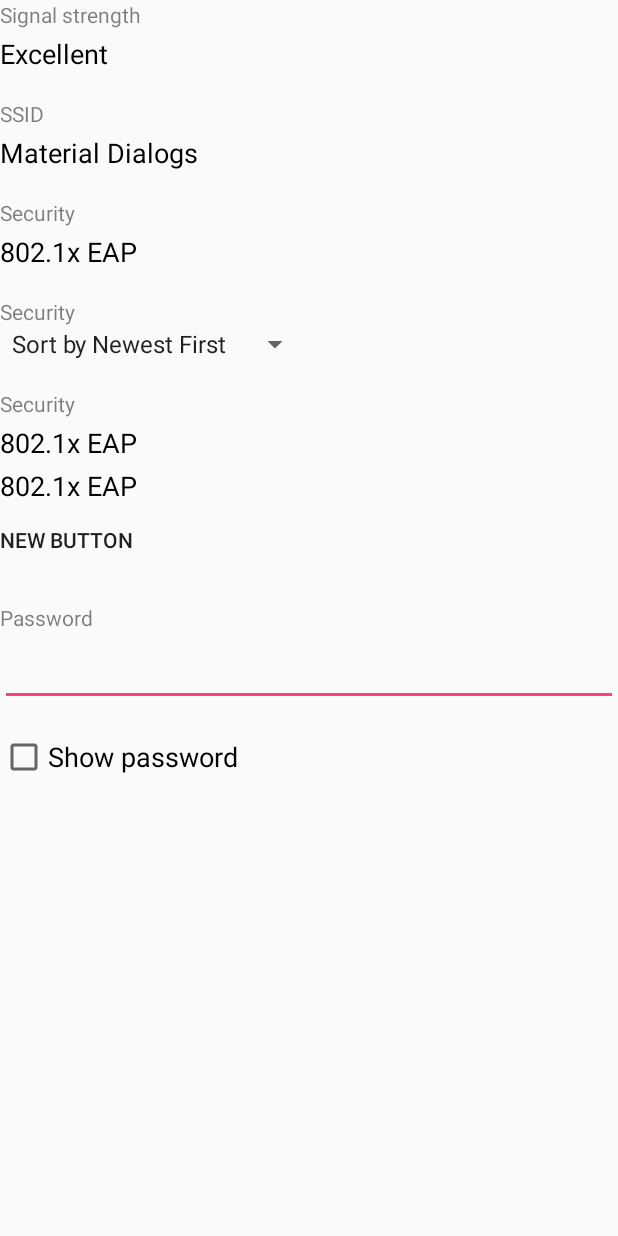
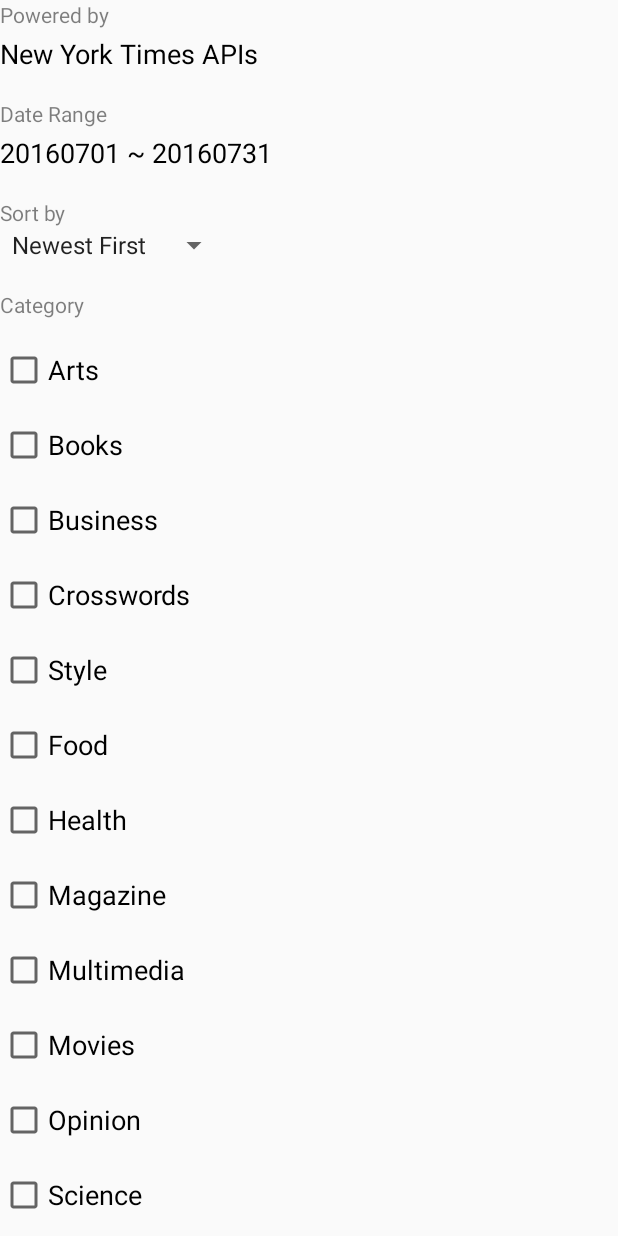
Before and after one commit to leoliu1313/Mow, an Android app: the layout mowdigest_filter.xml on its own in the app's theme, with its tools: preview values and no code run, on a phone screen of 412 x 824 dp. Run offline under Robolectric (Android 15) with nearby library versions, the phone set to English and light mode, and no system bars.

Commit message:
filter is working

```diff
--- a/app/src/main/java/com/example/chinyao/mow/mowdigest/MowdigestFragment.java
+++ b/app/src/main/java/com/example/chinyao/mow/mowdigest/MowdigestFragment.java
@@ -228,6 +228,7 @@ public class MowdigestFragment extends Fragment implements MowdigestSwipeAdapter
             // this is real
             setupRecyclerView(theRecyclerView);
         }
+        else if (mode == 2) {
             // this is fake
             if (runnable != null) {
                 handler.removeCallbacks(runnable);
@@ -239,7 +240,8 @@ public class MowdigestFragment extends Fragment implements MowdigestSwipeAdapter
                     theSwipeRefreshLayout.setRefreshing(false);
                 }
             };
-        handler.postDelayed(runnable, 3000);
+            handler.postDelayed(runnable, 1000);
+        }
     }
 
     @Override
--- a/app/src/main/res/layout/mowdigest_filter.xml
+++ b/app/src/main/res/layout/mowdigest_filter.xml
@@ -1,6 +1,7 @@
 <?xml version="1.0" encoding="utf-8"?>
 <LinearLayout
     xmlns:android="http://schemas.android.com/apk/res/android"
+    xmlns:tools="http://schemas.android.com/tools"
     android:layout_width="match_parent"
     android:layout_height="wrap_content"
     android:orientation="vertical"
@@ -8,14 +9,14 @@
     <TextView
         android:layout_width="wrap_content"
         android:layout_height="wrap_content"
-        android:text="@string/signalStrength"
+        android:text="@string/powered_by"
         android:textColor="#80000000"
         android:textSize="@dimen/customTitle" />
     <TextView
         android:layout_width="wrap_content"
         android:layout_height="wrap_content"
         android:layout_marginTop="4dp"
-        android:text="@string/excellent"
+        android:text="@string/nyt_api"
         android:textColor="#000000"
         android:textSize="@dimen/customEntry" />
 
@@ -23,95 +24,190 @@
         android:layout_width="wrap_content"
         android:layout_height="wrap_content"
         android:layout_marginTop="18dp"
-        android:text="@string/ssid"
+        android:text="@string/date_range"
         android:textColor="#80000000"
         android:textSize="@dimen/customTitle" />
     <TextView
         android:layout_width="wrap_content"
         android:layout_height="wrap_content"
         android:layout_marginTop="4dp"
-        android:text="@string/ssidLit"
+        android:text="All Time"
+        tools:text="20160701 ~ 20160731"
         android:textColor="#000000"
-        android:textSize="@dimen/customEntry" />
+        android:textSize="@dimen/customEntry"
+        android:id="@+id/datae_range_textview" />
 
     <TextView
         android:layout_width="wrap_content"
         android:layout_height="wrap_content"
         android:layout_marginTop="18dp"
-        android:text="@string/security"
-        android:textColor="#80000000"
-        android:textSize="@dimen/customTitle" />
-    <TextView
-        android:layout_width="wrap_content"
-        android:layout_height="wrap_content"
-        android:layout_marginTop="4dp"
-        android:text="@string/securityType"
-        android:textColor="#000000"
-        android:textSize="@dimen/customEntry" />
-
-    <TextView
-        android:layout_width="wrap_content"
-        android:layout_height="wrap_content"
-        android:layout_marginTop="18dp"
-        android:text="@string/security"
+        android:text="@string/sort"
         android:textColor="#80000000"
         android:textSize="@dimen/customTitle" />
     <Spinner
-        android:id="@+id/mySpinner"
+        android:id="@+id/sort_spinner"
         android:layout_width="wrap_content"
         android:entries="@array/sort"
-        android:prompt="@string/securityType"
+        android:prompt="@string/nyt_api"
         android:layout_height="wrap_content" />
 
     <TextView
         android:layout_width="wrap_content"
         android:layout_height="wrap_content"
         android:layout_marginTop="18dp"
-        android:text="@string/security"
+        android:text="@string/category"
         android:textColor="#80000000"
         android:textSize="@dimen/customTitle" />
-    <TextView
-        android:layout_width="wrap_content"
-        android:layout_height="wrap_content"
-        android:layout_marginTop="4dp"
-        android:text="@string/securityType"
-        android:textColor="#000000"
-        android:textSize="@dimen/customEntry" />
-    <TextView
-        android:layout_width="wrap_content"
-        android:layout_height="wrap_content"
-        android:layout_marginTop="4dp"
-        android:text="@string/securityType"
-        android:textColor="#000000"
-        android:textSize="@dimen/customEntry" />
-    <Button
-        android:background="?android:attr/selectableItemBackground"
-        android:layout_width="wrap_content"
-        android:layout_height="wrap_content"
-        android:text="New Button"
-        android:id="@+id/button" />
-
-    <TextView
-        android:layout_width="wrap_content"
+    <CheckBox
+        android:id="@+id/art_checkbox"
+        android:layout_width="match_parent"
         android:layout_height="wrap_content"
         android:layout_marginTop="18dp"
-        android:text="@string/password"
-        android:textColor="#80000000"
-        android:textSize="@dimen/customTitle" />
-    <EditText
-        android:id="@+id/password"
-        android:layout_width="match_parent"
-        android:layout_height="wrap_content"
-        android:layout_marginTop="4dp"
-        android:inputType="textPassword"
+        android:text="@string/art_section"
         android:textColor="#000000"
         android:textSize="@dimen/customEntry" />
     <CheckBox
-        android:id="@+id/showPassword"
+        android:id="@+id/books_checkbox"
         android:layout_width="match_parent"
         android:layout_height="wrap_content"
         android:layout_marginTop="18dp"
-        android:text="@string/showPassword"
+        android:text="@string/books_section"
+        android:textColor="#000000"
+        android:textSize="@dimen/customEntry" />
+    <CheckBox
+        android:id="@+id/business_checkbox"
+        android:layout_width="match_parent"
+        android:layout_height="wrap_content"
+        android:layout_marginTop="18dp"
+        android:text="@string/business_section"
+        android:textColor="#000000"
+        android:textSize="@dimen/customEntry" />
+    <CheckBox
+        android:id="@+id/crosswords_checkbox"
+        android:layout_width="match_parent"
+        android:layout_height="wrap_content"
+        android:layout_marginTop="18dp"
+        android:text="@string/crosswords_section"
+        android:textColor="#000000"
+        android:textSize="@dimen/customEntry" />
+    <CheckBox
+        android:id="@+id/style_checkbox"
+        android:layout_width="match_parent"
+        android:layout_height="wrap_content"
+        android:layout_marginTop="18dp"
+        android:text="@string/style_section"
+        android:textColor="#000000"
+        android:textSize="@dimen/customEntry" />
+    <CheckBox
+        android:id="@+id/food_checkbox"
+        android:layout_width="match_parent"
+        android:layout_height="wrap_content"
+        android:layout_marginTop="18dp"
+        android:text="@string/food_section"
+        android:textColor="#000000"
+        android:textSize="@dimen/customEntry" />
+    <CheckBox
+        android:id="@+id/health_checkbox"
+        android:layout_width="match_parent"
+        android:layout_height="wrap_content"
+        android:layout_marginTop="18dp"
+        android:text="@string/health_section"
+        android:textColor="#000000"
+        android:textSize="@dimen/customEntry" />
+    <CheckBox
+        android:id="@+id/magazine_checkbox"
+        android:layout_width="match_parent"
+        android:layout_height="wrap_content"
+        android:layout_marginTop="18dp"
+        android:text="@string/magazine_section"
+        android:textColor="#000000"
+        android:textSize="@dimen/customEntry" />
+    <CheckBox
+        android:id="@+id/multimedia_checkbox"
+        android:layout_width="match_parent"
+        android:layout_height="wrap_content"
+        android:layout_marginTop="18dp"
+        android:text="@string/multimedia_section"
+        android:textColor="#000000"
+        android:textSize="@dimen/customEntry" />
+    <CheckBox
+        android:id="@+id/movies_checkbox"
+        android:layout_width="match_parent"
+        android:layout_height="wrap_content"
+        android:layout_marginTop="18dp"
+        android:text="@string/movies_section"
+        android:textColor="#000000"
+        android:textSize="@dimen/customEntry" />
+    <CheckBox
+        android:id="@+id/opinion_checkbox"
+        android:layout_width="match_parent"
+        android:layout_height="wrap_content"
+        android:layout_marginTop="18dp"
+        android:text="@string/opinion_section"
+        android:textColor="#000000"
+        android:textSize="@dimen/customEntry" />
+    <CheckBox
+        android:id="@+id/science_checkbox"
+        android:layout_width="match_parent"
+        android:layout_height="wrap_content"
+        android:layout_marginTop="18dp"
+        android:text="@string/science_section"
+        android:textColor="#000000"
+        android:textSize="@dimen/customEntry" />
+    <CheckBox
+        android:id="@+id/sports_checkbox"
+        android:layout_width="match_parent"
+        android:layout_height="wrap_content"
+        android:layout_marginTop="18dp"
+        android:text="@string/sports_section"
+        android:textColor="#000000"
+        android:textSize="@dimen/customEntry" />
+    <CheckBox
+        android:id="@+id/technology_checkbox"
+        android:layout_width="match_parent"
+        android:layout_height="wrap_content"
+        android:layout_marginTop="18dp"
+        android:text="@string/technology_section"
+        android:textColor="#000000"
+        android:textSize="@dimen/customEntry" />
+    <CheckBox
+        android:id="@+id/upshot_checkbox"
+        android:layout_width="match_parent"
+        android:layout_height="wrap_content"
+        android:layout_marginTop="18dp"
+        android:text="@string/upshot_section"
+        android:textColor="#000000"
+        android:textSize="@dimen/customEntry" />
+    <CheckBox
+        android:id="@+id/travel_checkbox"
+        android:layout_width="match_parent"
+        android:layout_height="wrap_content"
+        android:layout_marginTop="18dp"
+        android:text="@string/travel_section"
+        android:textColor="#000000"
+        android:textSize="@dimen/customEntry" />
+    <CheckBox
+        android:id="@+id/us_checkbox"
+        android:layout_width="match_parent"
+        android:layout_height="wrap_content"
+        android:layout_marginTop="18dp"
+        android:text="@string/us_section"
+        android:textColor="#000000"
+        android:textSize="@dimen/customEntry" />
+    <CheckBox
+        android:id="@+id/world_checkbox"
+        android:layout_width="match_parent"
+        android:layout_height="wrap_content"
+        android:layout_marginTop="18dp"
+        android:text="@string/world_section"
+        android:textColor="#000000"
+        android:textSize="@dimen/customEntry" />
+    <CheckBox
+        android:id="@+id/money_checkbox"
+        android:layout_width="match_parent"
+        android:layout_height="wrap_content"
+        android:layout_marginTop="18dp"
+        android:text="@string/money_section"
         android:textColor="#000000"
         android:textSize="@dimen/customEntry" />
 </LinearLayout>
--- a/app/src/main/res/values/arrays.xml
+++ b/app/src/main/res/values/arrays.xml
@@ -6,7 +6,7 @@
         <item>Low Priority</item>
     </string-array>
     <string-array name="sort">
-        <item>Sort by Newest First</item>
-        <item>Sort by Oldest First</item>
+        <item>Newest First</item>
+        <item>Oldest First</item>
     </string-array>
 </resources>
--- a/app/src/main/res/values/strings.xml
+++ b/app/src/main/res/values/strings.xml
@@ -89,8 +89,29 @@
     <string name="excellent">Excellent</string>
     <string name="ssid">SSID</string>
     <string name="ssidLit">Material Dialogs</string>
-    <string name="security">Security</string>
-    <string name="securityType">802.1x EAP</string>
-    <string name="password">Password</string>
-    <string name="showPassword">Show password</string>
+    <string name="powered_by">Powered by</string>
+    <string name="nyt_api">New York Times APIs</string>
+    <string name="category">Category</string>
+    <string name="art_section">Arts</string>
+    <string name="sort">Sort by</string>
+    <string name="date_range">Date Range</string>
+    <string name="pick_date_range">Pick</string>
+    <string name="style_section">Style</string>
+    <string name="sports_section">Sports</string>
+    <string name="books_section">Books</string>
+    <string name="business_section">Business</string>
+    <string name="crosswords_section">Crosswords</string>
+    <string name="food_section">Food</string>
+    <string name="health_section">Health</string>
+    <string name="magazine_section">Magazine</string>
+    <string name="multimedia_section">Multimedia</string>
+    <string name="movies_section">Movies</string>
+    <string name="opinion_section">Opinion</string>
+    <string name="science_section">Science</string>
+    <string name="technology_section">Technology</string>
+    <string name="upshot_section">Upshot</string>
+    <string name="travel_section">Travel</string>
+    <string name="us_section">U.S.</string>
+    <string name="world_section">World</string>
+    <string name="money_section">Money</string>
 </resources>
```
Also changed, not shown: app/src/main/java/com/example/chinyao/mow/mowdigest/MowdigestActivity.java (+130 -124 lines). Lines whose indentation alone changed are shown as unchanged.
